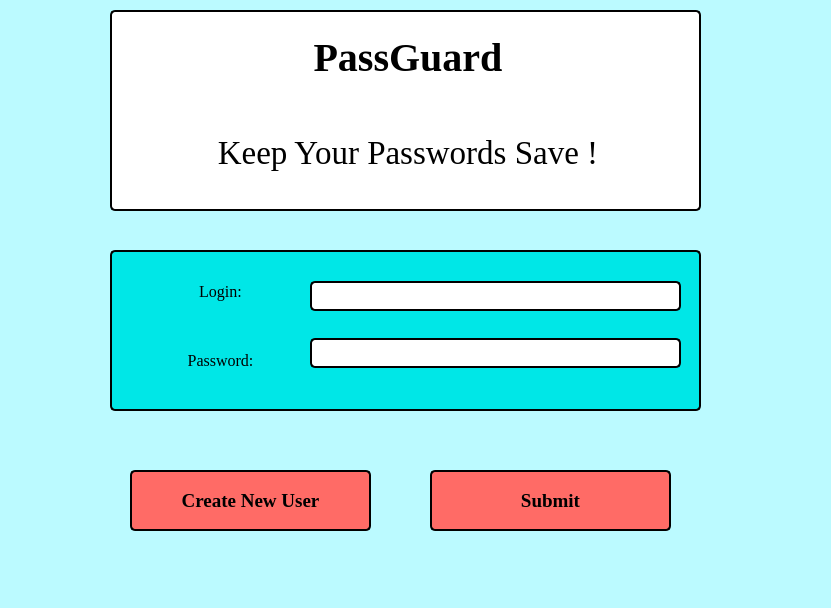
First picture: the form in UI_design/main_win.ui, repository XSajmonX/Passwords_Guardian, before the edit.
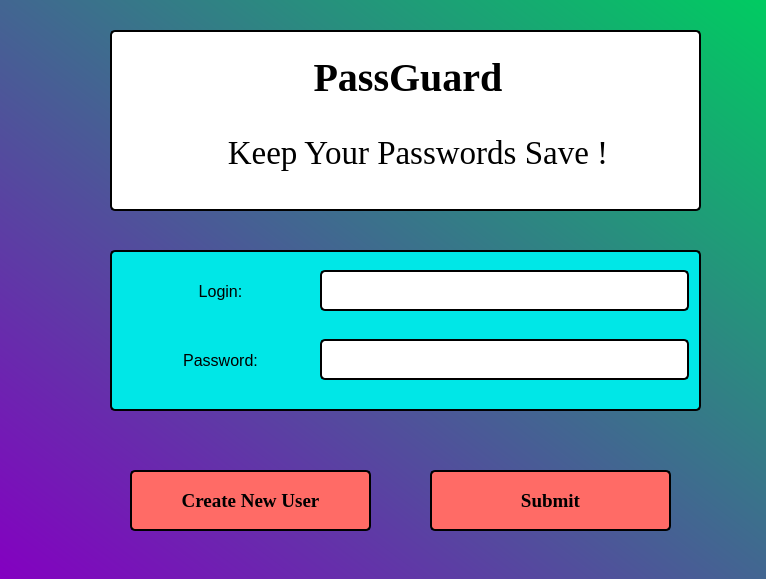
Second picture: the form after the edit. Icons and pictures are not drawn.

```diff
--- a/UI_design/main_win.ui
+++ b/UI_design/main_win.ui
@@ -6,8 +6,8 @@
    <rect>
     <x>0</x>
     <y>0</y>
-    <width>831</width>
-    <height>608</height>
+    <width>766</width>
+    <height>579</height>
    </rect>
   </property>
   <property name="windowTitle">
@@ -19,7 +19,7 @@
   </property>
   <property name="styleSheet">
    <string notr="true">QMainWindow{
-	background-color: rgb(187, 250, 255);
+background-color: qlineargradient(spread:pad, x1:0, y1:1, x2:1, y2:0, stop:0 rgba(132, 0, 193, 255), stop:1 rgba(0, 204, 97, 255));
 }</string>
   </property>
   <widget class="QWidget" name="centralwidget">
@@ -65,9 +65,9 @@
     <property name="geometry">
      <rect>
       <x>110</x>
-      <y>10</y>
+      <y>30</y>
       <width>591</width>
-      <height>201</height>
+      <height>181</height>
      </rect>
     </property>
     <property name="styleSheet">
@@ -113,8 +113,8 @@
     <widget class="QLabel" name="subtitle">
      <property name="geometry">
       <rect>
-       <x>50</x>
-       <y>100</y>
+       <x>60</x>
+       <y>80</y>
        <width>496</width>
        <height>86</height>
       </rect>
@@ -165,59 +165,6 @@
     <property name="frameShadow">
      <enum>QFrame::Raised</enum>
     </property>
-    <widget class="QWidget" name="verticalLayoutWidget_3">
-     <property name="geometry">
-      <rect>
-       <x>200</x>
-       <y>10</y>
-       <width>371</width>
-       <height>131</height>
-      </rect>
-     </property>
-     <layout class="QVBoxLayout" name="verticalLayout_3">
-      <item>
-       <widget class="QLineEdit" name="lineEdit_login">
-        <property name="minimumSize">
-         <size>
-          <width>0</width>
-          <height>30</height>
-         </size>
-        </property>
-        <property name="font">
-         <font>
-          <family>Times New Roman</family>
-          <pointsize>12</pointsize>
-         </font>
-        </property>
-        <property name="alignment">
-         <set>Qt::AlignCenter</set>
-        </property>
-       </widget>
-      </item>
-      <item>
-       <widget class="QLineEdit" name="lineEdit_pass">
-        <property name="minimumSize">
-         <size>
-          <width>0</width>
-          <height>30</height>
-         </size>
-        </property>
-        <property name="font">
-         <font>
-          <family>Times New Roman</family>
-          <pointsize>12</pointsize>
-         </font>
-        </property>
-        <property name="echoMode">
-         <enum>QLineEdit::Password</enum>
-        </property>
-        <property name="alignment">
-         <set>Qt::AlignCenter</set>
-        </property>
-       </widget>
-      </item>
-     </layout>
-    </widget>
     <widget class="QWidget" name="verticalLayoutWidget_2">
      <property name="geometry">
       <rect>
@@ -232,7 +179,6 @@
        <widget class="QLabel" name="label_login">
         <property name="font">
          <font>
-          <family>Times New Roman</family>
           <pointsize>12</pointsize>
          </font>
         </property>
@@ -248,7 +194,6 @@
        <widget class="QLabel" name="label_pass">
         <property name="font">
          <font>
-          <family>Times New Roman</family>
           <pointsize>12</pointsize>
          </font>
         </property>
@@ -262,6 +207,59 @@
       </item>
      </layout>
     </widget>
+    <widget class="QLineEdit" name="lineEdit_login">
+     <property name="geometry">
+      <rect>
+       <x>210</x>
+       <y>20</y>
+       <width>369</width>
+       <height>41</height>
+      </rect>
+     </property>
+     <property name="minimumSize">
+      <size>
+       <width>0</width>
+       <height>30</height>
+      </size>
+     </property>
+     <property name="font">
+      <font>
+       <family>Times New Roman</family>
+       <pointsize>12</pointsize>
+      </font>
+     </property>
+     <property name="alignment">
+      <set>Qt::AlignCenter</set>
+     </property>
+    </widget>
+    <widget class="QLineEdit" name="lineEdit_pass">
+     <property name="geometry">
+      <rect>
+       <x>210</x>
+       <y>89</y>
+       <width>369</width>
+       <height>41</height>
+      </rect>
+     </property>
+     <property name="minimumSize">
+      <size>
+       <width>0</width>
+       <height>30</height>
+      </size>
+     </property>
+     <property name="font">
+      <font>
+       <family>Times New Roman</family>
+       <pointsize>12</pointsize>
+      </font>
+     </property>
+     <property name="echoMode">
+      <enum>QLineEdit::Password</enum>
+     </property>
+     <property name="alignment">
+      <set>Qt::AlignCenter</set>
+     </property>
+    </widget>
    </widget>
    <widget class="QPushButton" name="create_user">
     <property name="geometry">
```
